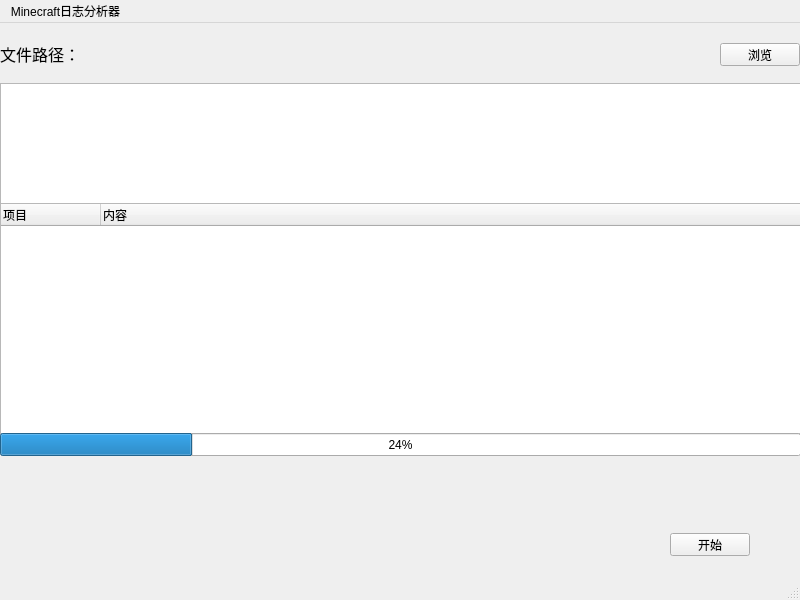
This is mainwindow.ui in hotaru26710/MCLogAnalyzer as Qt 5 draws it before an edit. The edited form follows.
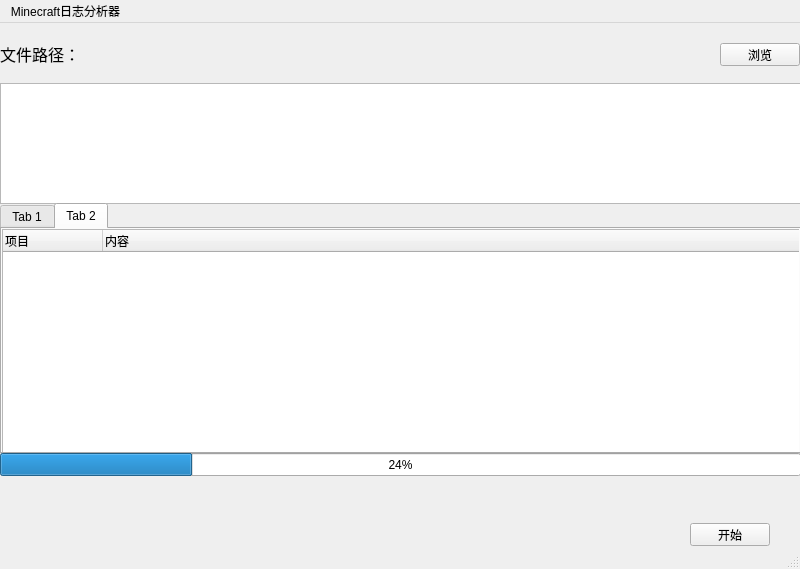
This is the edited form.

Diff of the .ui file:
```diff
--- a/mainwindow.ui
+++ b/mainwindow.ui
@@ -7,7 +7,7 @@
     <x>0</x>
     <y>0</y>
     <width>800</width>
-    <height>600</height>
+    <height>569</height>
    </rect>
   </property>
   <property name="windowTitle">
@@ -58,31 +58,11 @@
      <bool>true</bool>
     </property>
    </widget>
-   <widget class="QTreeWidget" name="resultTree">
-    <property name="geometry">
-     <rect>
-      <x>0</x>
-      <y>180</y>
-      <width>801</width>
-      <height>231</height>
-     </rect>
-    </property>
-    <column>
-     <property name="text">
-      <string>项目</string>
-     </property>
-    </column>
-    <column>
-     <property name="text">
-      <string>内容</string>
-     </property>
-    </column>
-   </widget>
    <widget class="QPushButton" name="analyzeBtn">
     <property name="geometry">
      <rect>
-      <x>670</x>
-      <y>510</y>
+      <x>690</x>
+      <y>500</y>
       <width>80</width>
       <height>23</height>
      </rect>
@@ -95,7 +75,7 @@
     <property name="geometry">
      <rect>
       <x>0</x>
-      <y>410</y>
+      <y>430</y>
       <width>801</width>
       <height>23</height>
      </rect>
@@ -104,6 +84,74 @@
      <number>24</number>
     </property>
    </widget>
+   <widget class="QTabWidget" name="tabWidget">
+    <property name="geometry">
+     <rect>
+      <x>0</x>
+      <y>180</y>
+      <width>801</width>
+      <height>251</height>
+     </rect>
+    </property>
+    <property name="currentIndex">
+     <number>1</number>
+    </property>
+    <widget class="QWidget" name="solution">
+     <attribute name="title">
+      <string>Tab 1</string>
+     </attribute>
+     <widget class="QTreeWidget" name="resultTree">
+      <property name="geometry">
+       <rect>
+        <x>0</x>
+        <y>0</y>
+        <width>841</width>
+        <height>221</height>
+       </rect>
+      </property>
+      <column>
+       <property name="text">
+        <string>项目</string>
+       </property>
+      </column>
+      <column>
+       <property name="text">
+        <string>内容</string>
+       </property>
+      </column>
+     </widget>
+    </widget>
+    <widget class="QWidget" name="details">
+     <attribute name="title">
+      <string>Tab 2</string>
+     </attribute>
+     <widget class="QTreeWidget" name="detailsTree">
+      <property name="geometry">
+       <rect>
+        <x>0</x>
+        <y>0</y>
+        <width>801</width>
+        <height>231</height>
+       </rect>
+      </property>
+      <column>
+       <property name="text">
+        <string>项目</string>
+       </property>
+      </column>
+      <column>
+       <property name="text">
+        <string>内容</string>
+       </property>
+      </column>
+      <column>
+       <property name="text">
+        <string/>
+       </property>
+      </column>
+     </widget>
+    </widget>
+   </widget>
   </widget>
   <widget class="QMenuBar" name="menubar">
    <property name="geometry">
```
